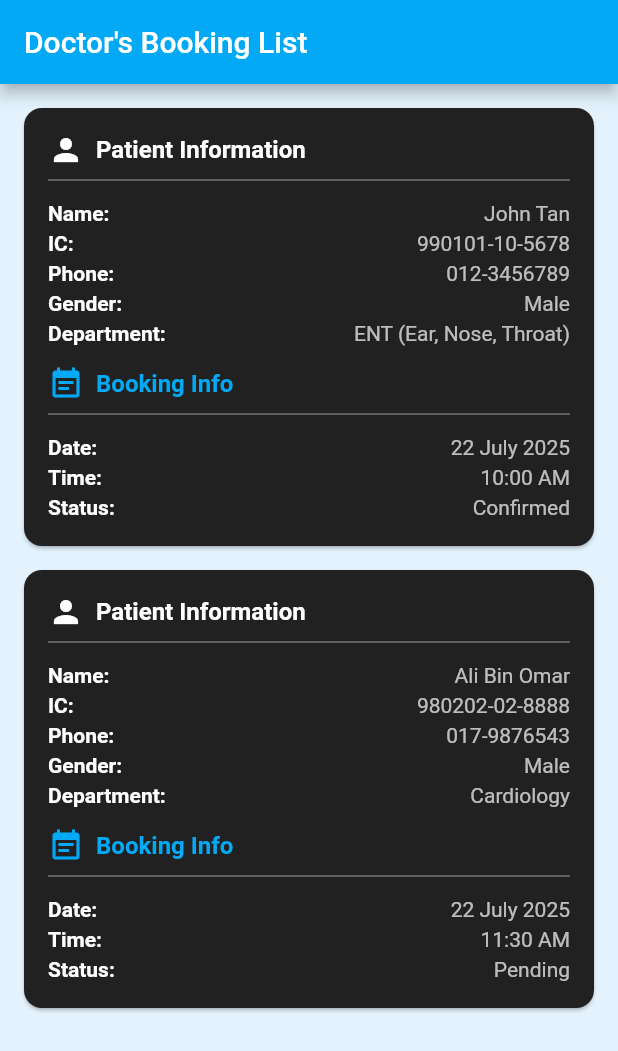
After one commit to NickKhaw/mae-mediq-assignment, a Flutter app: the DoctorBookingListPage screen opened by its route, on a phone screen of 412 x 824 dp. The commit adds this screen. Shown: the top 1051 px of the screen. Run offline on Flutter 3.47's test engine with Material 3 defaults, Android fonts, the phone set to English and light mode, and no system bars; our stand-ins replace auto_size_text, cached_network_image, cloud_firestore, dropdown_button2, firebase_auth, firebase_core and 12 more; missing offline and left inert: json_path; accounts and stored records are empty; network calls fail.

Commit message:
jueitien commit

```diff
--- /dev/null
+++ b/lib/doctor/current_booking.dart
@@ -0,0 +1,129 @@
+import 'package:flutter/material.dart';
+
+class DoctorBookingListPage extends StatelessWidget {
+
+  static String routeName = 'Doctor_Booking';
+  static String routePath = '/DoctorBooking';
+
+
+  final List<Map<String, String>> bookings = [
+    {
+      'name': 'John Tan',
+      'ic': '990101-10-5678',
+      'phone': '012-3456789',
+      'gender': 'Male',
+      'department': 'ENT (Ear, Nose, Throat)',
+      'date': '22 July 2025',
+      'time': '10:00 AM',
+      'status': 'Confirmed',
+    },
+    {
+      'name': 'Ali Bin Omar',
+      'ic': '980202-02-8888',
+      'phone': '017-9876543',
+      'gender': 'Male',
+      'department': 'Cardiology',
+      'date': '22 July 2025',
+      'time': '11:30 AM',
+      'status': 'Pending',
+    },
+  ];
+
+  @override
+  Widget build(BuildContext context) {
+    return Scaffold(
+      backgroundColor: Colors.blue[50],
+      appBar: AppBar(
+        backgroundColor: Colors.lightBlue,
+        title: Text("Doctor's Booking List"),
+      ),
+      body: ListView.builder(
+        padding: EdgeInsets.all(16.0),
+        itemCount: bookings.length,
+        itemBuilder: (context, index) {
+          final booking = bookings[index];
+          return Card(
+            color: Colors.grey[900],
+            margin: EdgeInsets.only(bottom: 16),
+            shape: RoundedRectangleBorder(
+              borderRadius: BorderRadius.circular(12),
+            ),
+            child: Padding(
+              padding: EdgeInsets.all(16),
+              child: Column(
+                crossAxisAlignment: CrossAxisAlignment.start,
+                children: [
+                  // Section Title
+                  Row(
+                    children: [
+                      Icon(Icons.person, color: Colors.white),
+                      SizedBox(width: 8),
+                      Text(
+                        "Patient Information",
+                        style: TextStyle(
+                          color: Colors.white,
+                          fontSize: 16,
+                          fontWeight: FontWeight.bold,
+                        ),
+                      ),
+                    ],
+                  ),
+                  Divider(color: Colors.grey),
+                  SizedBox(height: 4),
+
+                  _infoRow("Name:", booking['name']!),
+                  _infoRow("IC:", booking['ic']!),
+                  _infoRow("Phone:", booking['phone']!),
+                  _infoRow("Gender:", booking['gender']!),
+                  _infoRow("Department:", booking['department']!),
+                  SizedBox(height: 12),
+
+                  // Booking Info
+                  Row(
+                    children: [
+                      Icon(Icons.event_note, color: Colors.lightBlue),
+                      SizedBox(width: 8),
+                      Text(
+                        "Booking Info",
+                        style: TextStyle(
+                          color: Colors.lightBlue,
+                          fontSize: 16,
+                          fontWeight: FontWeight.bold,
+                        ),
+                      ),
+                    ],
+                  ),
+                  Divider(color: Colors.grey),
+                  SizedBox(height: 4),
+
+                  _infoRow("Date:", booking['date']!),
+                  _infoRow("Time:", booking['time']!),
+                  _infoRow("Status:", booking['status']!),
+                ],
+              ),
+            ),
+          );
+        },
+      ),
+    );
+  }
+
+  // Helper to build info rows
+  Widget _infoRow(String title, String value) {
+    return Padding(
+      padding: const EdgeInsets.symmetric(vertical: 2),
+      child: Row(
+        mainAxisAlignment: MainAxisAlignment.spaceBetween,
+        children: [
+          Text(title,
+              style: TextStyle(color: Colors.white, fontWeight: FontWeight.w600)),
+          Flexible(
+            child: Text(value,
+                textAlign: TextAlign.right,
+                style: TextStyle(color: Colors.white70)),
+          ),
+        ],
+      ),
+    );
+  }
+}
--- a/lib/flutter_flow/nav/nav.dart
+++ b/lib/flutter_flow/nav/nav.dart
@@ -164,6 +164,11 @@ GoRouter createRouter(AppStateNotifier appStateNotifier) => GoRouter(
           name: EditUserWidget.routeName,
           path: EditUserWidget.routePath,
           builder: (context, params) => EditUserWidget(),
+        ),
+        FFRoute(
+          name: DoctorBookingListPage.routeName,
+          path: DoctorBookingListPage.routePath,
+          builder: (context, params) => DoctorBookingListPage(),
         )
       ].map((r) => r.toRoute(appStateNotifier)).toList(),
     );
--- a/lib/index.dart
+++ b/lib/index.dart
@@ -23,3 +23,4 @@ export '/patient/record_history/record_history_widget.dart'
     show RecordHistoryWidget;
 export '/admin/edit_doctor/edit_doctor_widget.dart' show EditDoctorWidget;
 export '/patient/edit_user/edit_user_widget.dart' show EditUserWidget;
+export '/doctor/current_booking.dart' show DoctorBookingListPage;
```
Also changed, not shown: lib/all/register/default_profile.dart (deleted, +0 -148 lines), lib/doctor/doctor_dashbaord/doctor_dashbaord_widget.dart (+11 -6 lines), 2 other files.
